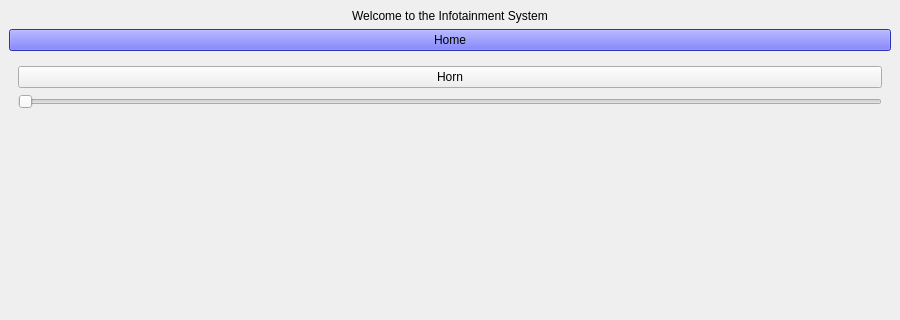
Qt form mainwindow.ui (JoshO-14/C2C-Embedded-System-Infotainment) before a commit; both pictures show x 0 to 900 and y 0 to 320 of the 900 by 600 pixel window.
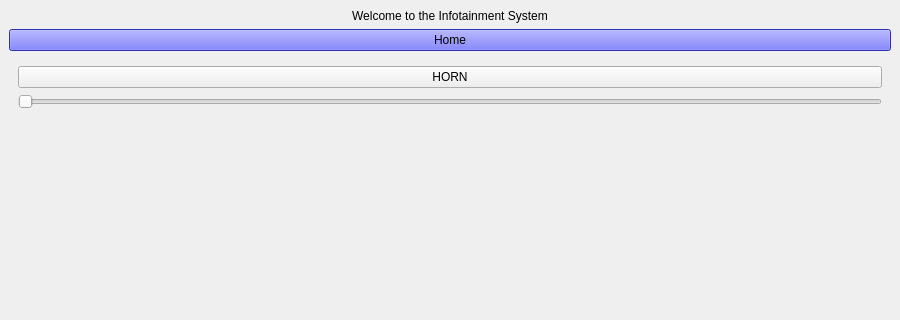
The same form after that commit. The open tabs and pages were chosen to show the change.

```diff
--- a/mainwindow.ui
+++ b/mainwindow.ui
@@ -115,7 +115,7 @@
         <item>
          <widget class="QPushButton" name="btnHorn">
           <property name="text">
-           <string>Horn</string>
+           <string>HORN</string>
           </property>
          </widget>
         </item>
```
